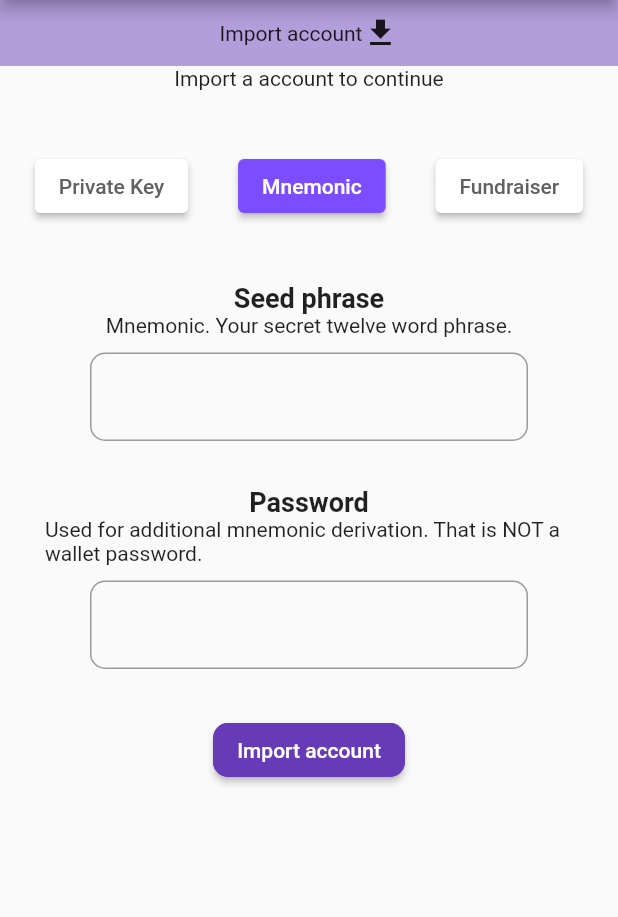
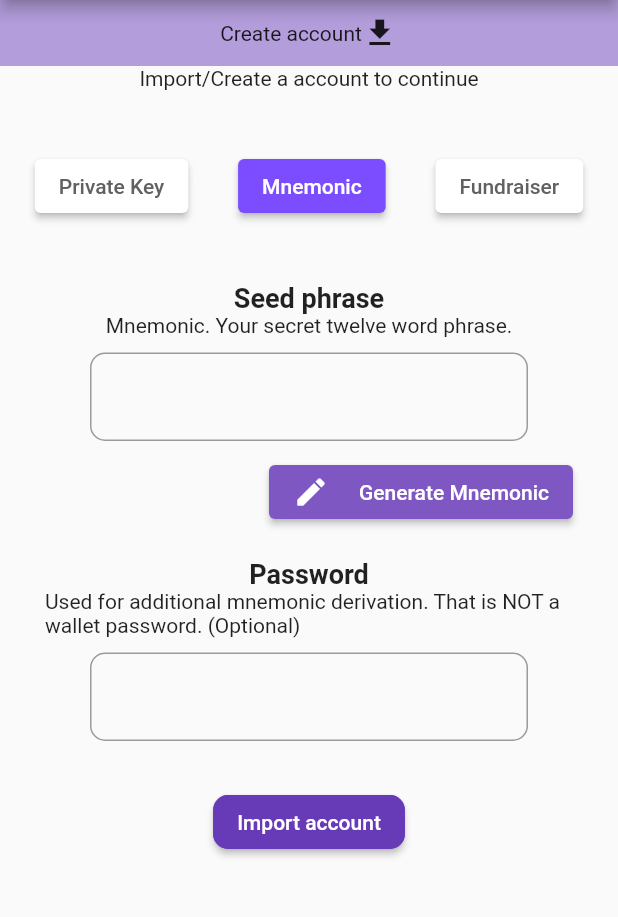
Before and after one commit to SushantChandla/WallyXTZ, a Flutter app: the screen it shows after launch, after a tap on "Mnemonic", on a phone screen of 412 x 824 dp, the part 84-1001 px from its top. Run offline on Flutter 3.47's test engine with Material 2 defaults, Android fonts, the phone set to English and light mode, and no system bars; our stand-ins replace qr_flutter, rxdart, shared_preferences; missing offline and left inert: tezster_dart.

Commit message:
bug fix and adding genration button

```diff
--- a/lib/ui/pages/import_account.dart
+++ b/lib/ui/pages/import_account.dart
@@ -39,10 +39,13 @@ class _ImportAccountState extends State<ImportAccount> {
               padding: EdgeInsets.all(10),
               child: Row(
                 mainAxisAlignment: MainAxisAlignment.center,
-                children: [Text('Import account'), Icon(Icons.download)],
+                children: [
+                  Text(widget.firstLogin ? 'Create account' : 'Import account'),
+                  Icon(Icons.download)
+                ],
               ),
             ),
-            if (widget.firstLogin) Text('Import a account to continue'),
+            if (widget.firstLogin) Text('Import/Create a account to continue'),
             SizedBox(
               height: 20,
             ),
@@ -51,7 +54,7 @@ class _ImportAccountState extends State<ImportAccount> {
               children: [
                 buttons('Private Key', 0),
                 buttons('Mnemonic', 1),
-                buttons('Fundraiser', 2)
+                buttons('Fundraiser', 2),
               ],
             ),
             if (selectedValue == 0)
@@ -94,9 +97,8 @@ class _ImportAccountState extends State<ImportAccount> {
                 color: selectedValue == val ? Colors.white : Colors.grey[700]),
           ),
           style: ButtonStyle(
-            backgroundColor: MaterialStateProperty.all(selectedValue == val
-                ? Colors.deepPurpleAccent
-                : Colors.white),
+            backgroundColor: MaterialStateProperty.all(
+                selectedValue == val ? Colors.deepPurpleAccent : Colors.white),
           ),
         ));
   }
--- a/lib/ui/widgets/import_account/mnemonic_view.dart
+++ b/lib/ui/widgets/import_account/mnemonic_view.dart
@@ -3,14 +3,15 @@ import 'package:tezos_wallet/state_management/appstate.dart';
 import 'package:tezster_dart/tezster_dart.dart';
 
 class MnemonicView extends StatefulWidget {
-  const MnemonicView({Key key,this.afterImport}) : super(key: key);
- final Function afterImport;
+  const MnemonicView({Key key, this.afterImport}) : super(key: key);
+  final Function afterImport;
   @override
   _MnemonicViewState createState() => _MnemonicViewState();
 }
 
 class _MnemonicViewState extends State<MnemonicView> {
-  String mneomics = '', password = '';
+  String password = '';
+  TextEditingController mneomics = TextEditingController();
   @override
   Widget build(BuildContext context) {
     return Padding(
@@ -26,6 +27,7 @@ class _MnemonicViewState extends State<MnemonicView> {
           Padding(
             padding: const EdgeInsets.symmetric(horizontal: 30, vertical: 10),
             child: TextFormField(
+              controller: mneomics,
               decoration: const InputDecoration(
                 border: OutlineInputBorder(
                   borderRadius: BorderRadius.all(
@@ -33,16 +35,39 @@ class _MnemonicViewState extends State<MnemonicView> {
                   ),
                 ),
               ),
-              onChanged: (key) => mneomics = key,
             ),
           ),
+
+          Row(
+                    mainAxisAlignment: MainAxisAlignment.end,
+                    children: [
+                      ElevatedButton(
+                          onPressed: () {
+                            setState(() {
+                              mneomics.text= TezsterDart.generateMnemonic();
+                            });
+                          },
+                          style: ButtonStyle(
+                              backgroundColor: MaterialStateProperty.all(
+                                  Colors.deepPurple[400])),
+                          child: Row(
+                            children: [
+                              Icon(Icons.create),
+                              SizedBox(
+                                width: 20,
+                              ),
+                              Text('Generate Mnemonic'),
+                            ],
+                          )),
+                    ],
+                  ),
           SizedBox(height: 20),
           Text(
             'Password',
             style: TextStyle(fontSize: 18, fontWeight: FontWeight.w600),
           ),
           Text(
-              'Used for additional mnemonic derivation. That is NOT a wallet password.'),
+              'Used for additional mnemonic derivation. That is NOT a wallet password. (Optional)'),
           Padding(
             padding: const EdgeInsets.symmetric(horizontal: 30, vertical: 10),
             child: TextFormField(
@@ -60,32 +85,31 @@ class _MnemonicViewState extends State<MnemonicView> {
           SizedBox(height: 20),
           ElevatedButton(
               onPressed: () async {
+                AppState.instance.showProgress();
                 try {
                   List<String> keys =
                       await TezsterDart.getKeysFromMnemonicAndPassphrase(
-                          mnemonic: mneomics, passphrase: password);
+                          mnemonic: mneomics.text, passphrase: password);
                   if (keys.length != 3) {
                     ScaffoldMessenger.of(context).showSnackBar(
                         SnackBar(content: Text('Something went Wrong')));
                     return;
                   }
-                 AppState.instance.addAccount(keys);
+                  AppState.instance.addAccount(keys);
                 } catch (e) {
                   ScaffoldMessenger.of(context).showSnackBar(
                       SnackBar(content: Text('Something went Wrong')));
                   return;
                 }
-
+                AppState.instance.dismissprogress();
                 widget.afterImport();
-              },style: ButtonStyle(
-                            backgroundColor:
-                                MaterialStateProperty.all(Colors.deepPurple),
-                            shape: MaterialStateProperty.all<
-                                    RoundedRectangleBorder>(
-                                RoundedRectangleBorder(
-                                    borderRadius: BorderRadius.circular(10.0),
-                                    side:
-                                        BorderSide(color: Colors.deepPurple)))),
+              },
+              style: ButtonStyle(
+                  backgroundColor: MaterialStateProperty.all(Colors.deepPurple),
+                  shape: MaterialStateProperty.all<RoundedRectangleBorder>(
+                      RoundedRectangleBorder(
+                          borderRadius: BorderRadius.circular(10.0),
+                          side: BorderSide(color: Colors.deepPurple)))),
               child: Text('Import account'))
         ],
       ),
--- a/lib/ui/widgets/import_account/private_keyview.dart
+++ b/lib/ui/widgets/import_account/private_keyview.dart
@@ -1,4 +1,5 @@
 import 'package:flutter/material.dart';
+import 'package:tezos_wallet/state_management/appstate.dart';
 import 'package:tezster_dart/tezster_dart.dart';
 
 class PrivateKey extends StatefulWidget {
@@ -57,6 +58,7 @@ class _PrivateKeyState extends State<PrivateKey> {
           SizedBox(height: 20),
           ElevatedButton(
               onPressed: () async {
+                AppState.instance.showProgress();
                 try {
                   List<String> keys = await TezsterDart.signOperationGroup(
                       privateKey: privateKey, forgedOperation: forgedOperation);
@@ -72,7 +74,7 @@ class _PrivateKeyState extends State<PrivateKey> {
                       SnackBar(content: Text('Something went Wrong')));
                   return;
                 }
-
+ AppState.instance.dismissprogress();
                 widget.afterImport();
               },style: ButtonStyle(
                             backgroundColor:
```
Also changed, not shown: lib/state_management/appstate.dart (+4 -3 lines), lib/ui/widgets/import_account/fundraiser_view.dart (+7 -9 lines), pubspec.yaml (+0 -52 lines).
